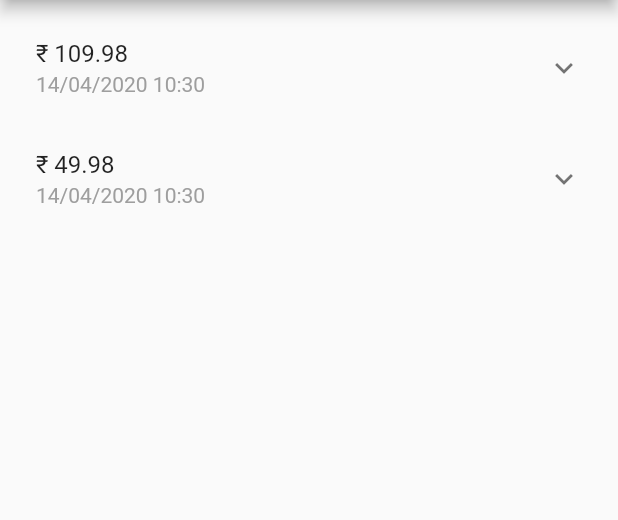
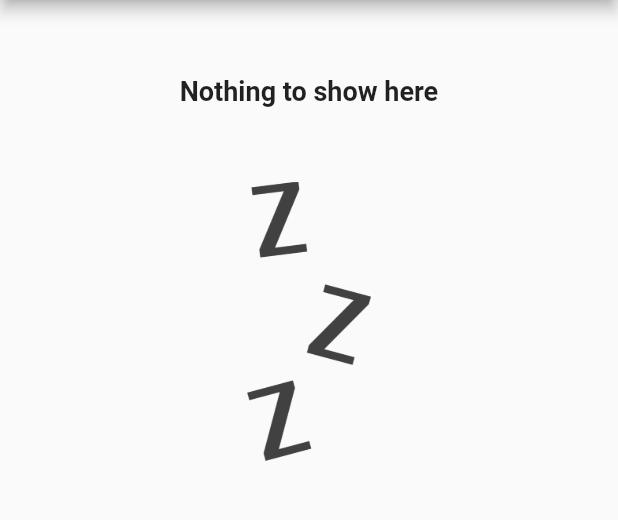
Before and after one commit to lzzy12/ShopKart-flutter, a Flutter app: the OrderScreen screen opened by its route, on a phone screen of 412 x 824 dp, the part 84-604 px from its top. Run offline on Flutter 3.47's test engine with Material 2 defaults, Android fonts, the phone set to English and light mode, and no system bars; our stand-ins replace flushbar; network calls fail.

Commit message:
Finish Implementing Order now functionality
Signed-off-by: lzzy12 <jhashivam2020@gmail.com>

```diff
--- /dev/null
+++ b/lib/common/NoDataScreen.dart
@@ -0,0 +1,26 @@
+import 'package:flutter/material.dart';
+
+class NoDataWidget extends StatelessWidget {
+  @override
+  Widget build(BuildContext context) {
+    var size = MediaQuery.of(context).size;
+    return SingleChildScrollView(
+      scrollDirection: Axis.vertical,
+      child: Column(children: <Widget>[
+        Center(
+          child: Padding(
+            padding: const EdgeInsets.all(50.0),
+            child: Text(
+              'Nothing to show here',
+              style: TextStyle(fontWeight: FontWeight.bold, fontSize: 18),
+            ),
+          ),
+        ),
+        Image.asset(
+          'assets/images/waiting.png',
+          width: size.width / 5,
+        ),
+      ]),
+    );
+  }
+}
--- a/lib/providers/cart.dart
+++ b/lib/providers/cart.dart
@@ -2,7 +2,7 @@ import 'package:flutter/foundation.dart';
 import 'package:shop_app/models/Data.dart';
 
 class CartProvider with ChangeNotifier {
-  final _items = <Product>[];
+  var _items = <Product>[];
 
   List<Product> get items => [..._items];
 
@@ -17,6 +17,12 @@ class CartProvider with ChangeNotifier {
     _items.removeWhere((e) {
       return productId == e.id;
     });
+    notifyListeners();
+  }
+
+  void checkout() {
+    _items = <Product>[];
+    notifyListeners();
   }
 
   int getQuantity(String productId) {
--- a/lib/providers/orders.dart
+++ b/lib/providers/orders.dart
@@ -3,6 +3,7 @@ import 'package:shop_app/models/Data.dart';
 
 class OrdersProvider with ChangeNotifier {
   List<Order> get items => [..._items];
+  final _items = <Order>[];
 
   Order findOrderById(String id) {
     return _items.firstWhere((e) {
@@ -35,42 +36,4 @@ class OrdersProvider with ChangeNotifier {
     return 0.0;
   }
 
-  static final _dummy = [
-    Product(
-      id: 'p1',
-      name: 'Red Shirt',
-      description: 'A red shirt - it is pretty red!',
-      price: 29.99,
-      imageUrl:
-          'https://cdn.pixabay.com/photo/2016/10/02/22/17/red-t-shirt-1710578_1280.jpg',
-    ),
-    Product(
-      id: 'p2',
-      name: 'Trousers',
-      description: 'A nice pair of trousers.',
-      price: 59.99,
-      imageUrl:
-          'https://upload.wikimedia.org/wikipedia/commons/thumb/e/e8/Trousers%2C_dress_%28AM_1960.022-8%29.jpg/512px-Trousers%2C_dress_%28AM_1960.022-8%29.jpg',
-    ),
-    Product(
-      id: 'p3',
-      name: 'Yellow Scarf',
-      description: 'Warm and cozy - exactly what you need for the winter.',
-      price: 19.99,
-      imageUrl:
-          'https://live.staticflickr.com/4043/4438260868_cc79b3369d_z.jpg',
-    ),
-    Product(
-      id: 'p4',
-      name: 'A Pan',
-      description: 'Prepare any meal you want.',
-      price: 49.99,
-      imageUrl:
-          'https://upload.wikimedia.org/wikipedia/commons/thumb/1/14/Cast-Iron-Pan.jpg/1024px-Cast-Iron-Pan.jpg',
-    ),
-  ];
-  final _items = <Order>[
-    Order('o1', [_dummy[1], _dummy[3]], DateTime.now()),
-    Order('o1', [_dummy[2], _dummy[0]], DateTime.now())
-  ];
 }
--- a/lib/screens/cart/CartTotalRow.dart
+++ b/lib/screens/cart/CartTotalRow.dart
@@ -1,12 +1,17 @@
 import 'package:flutter/material.dart';
 import 'package:provider/provider.dart';
+import 'package:shop_app/common/snackbar.dart';
+import 'package:shop_app/models/Data.dart';
+import 'package:shop_app/providers/orders.dart';
+import 'package:uuid/uuid.dart';
 
 import '../../providers/cart.dart';
 
 class CartTotalRow extends StatelessWidget {
   @override
   Widget build(BuildContext context) {
-    final provider = Provider.of<CartProvider>(context);
+    final cartProvider = Provider.of<CartProvider>(context);
+    final orderProvider = Provider.of<OrdersProvider>(context);
     return Card(
       child: Padding(
         padding: const EdgeInsets.all(16.0),
@@ -26,12 +31,18 @@ class CartTotalRow extends StatelessWidget {
                     color: Theme.of(context).primaryColor,
                   ),
                   child: Text(
-                    '₹ ${provider.amount}',
+                    '₹ ${cartProvider.amount}',
                     style: TextStyle(color: Colors.white),
                   ),
                 ),
                 FlatButton(
-                  onPressed: () {},
+                  onPressed: () {
+                    orderProvider.addOrder(
+                        Order(Uuid().v4(), cartProvider.items, DateTime.now()));
+                    cartProvider.checkout();
+                    MySnackBar('Your order has been placed!')
+                      ..show(context);
+                  },
                   child: Text(
                     'Order Now',
                     style: TextStyle(color: Colors.blue),
--- a/lib/screens/order/OrderScreen.dart
+++ b/lib/screens/order/OrderScreen.dart
@@ -1,5 +1,6 @@
 import 'package:flutter/material.dart';
 import 'package:provider/provider.dart';
+import 'package:shop_app/common/NoDataScreen.dart';
 
 import './OrdersElement.dart';
 import '../../common/ShopKartDrawer.dart';
@@ -17,7 +18,9 @@ class OrderScreen extends StatelessWidget {
         title: Text('Orders'),
       ),
       drawer: ShopKartDrawer(),
-      body: Container(
+      body: products.isEmpty
+          ? NoDataWidget()
+          : Container(
               margin: EdgeInsets.all(8),
               child: ListView.builder(
                   itemCount: products.length,
--- a/lib/screens/product_details/ProductDetailsScreen.dart
+++ b/lib/screens/product_details/ProductDetailsScreen.dart
@@ -17,6 +17,7 @@ class ProductDetailsScreen extends StatelessWidget {
     return Scaffold(
       appBar: AppBar(
         title: Text(product.name),
+        actions: <Widget>[],
       ),
       body: Container(
         margin: EdgeInsets.all(8),
--- a/pubspec.yaml
+++ b/pubspec.yaml
@@ -26,6 +26,7 @@ dependencies:
   intl: ^0.16.1
   provider: ^4.0.5
   flushbar: <1.9.0
+  uuid: ^2.0.4
 dev_dependencies:
   flutter_test:
     sdk: flutter
@@ -43,9 +44,8 @@ flutter:
   uses-material-design: true
 
   # To add assets to your application, add an assets section, like this:
-  # assets:
-  #  - images/a_dot_burr.jpeg
-  #  - images/a_dot_ham.jpeg
+  assets:
+    - assets/images/
 
   # An image asset can refer to one or more resolution-specific "variants", see
   # https://flutter.dev/assets-and-images/#resolution-aware.
```
Also changed, not shown: assets/images/waiting.png (added), pubspec.lock. Lines whose indentation alone changed are shown as unchanged.
